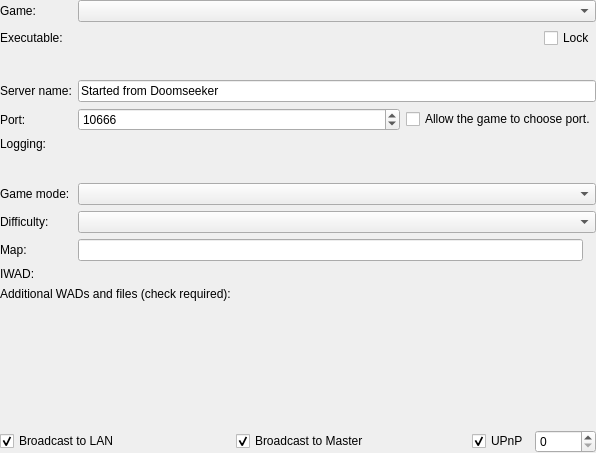
First picture: the form in src/core/gui/createserver/generalgamesetuppanel.ui, repository drfrag666/doomseeker-unofficial, before the edit.
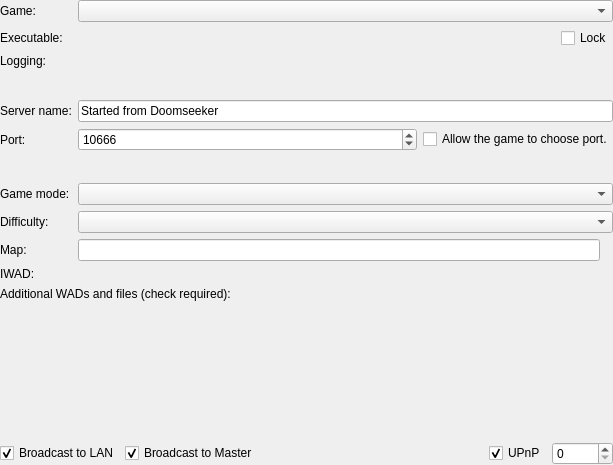
Second picture: the form after the edit. Icons and pictures are not drawn. Custom widgets are drawn as their Qt base class.

```diff
--- a/src/core/gui/createserver/generalgamesetuppanel.ui
+++ b/src/core/gui/createserver/generalgamesetuppanel.ui
@@ -6,8 +6,8 @@
    <rect>
     <x>0</x>
     <y>0</y>
-    <width>596</width>
-    <height>453</height>
+    <width>613</width>
+    <height>465</height>
    </rect>
   </property>
   <layout class="QVBoxLayout" name="verticalLayout">
@@ -54,6 +54,35 @@
            <horstretch>0</horstretch>
            <verstretch>0</verstretch>
           </sizepolicy>
+         </property>
+         <property name="focusPolicy">
+          <enum>Qt::WheelFocus</enum>
+         </property>
+        </widget>
+       </item>
+       <item>
+        <widget class="GameExecutablePicker" name="offlineExecutableInput" native="true">
+         <property name="sizePolicy">
+          <sizepolicy hsizetype="Expanding" vsizetype="Preferred">
+           <horstretch>0</horstretch>
+           <verstretch>0</verstretch>
+          </sizepolicy>
+         </property>
+         <property name="focusPolicy">
+          <enum>Qt::WheelFocus</enum>
+         </property>
+        </widget>
+       </item>
+       <item>
+        <widget class="GameExecutablePicker" name="remoteExecutableInput" native="true">
+         <property name="sizePolicy">
+          <sizepolicy hsizetype="Expanding" vsizetype="Preferred">
+           <horstretch>0</horstretch>
+           <verstretch>0</verstretch>
+          </sizepolicy>
+         </property>
+         <property name="focusPolicy">
+          <enum>Qt::WheelFocus</enum>
          </property>
         </widget>
        </item>
@@ -70,41 +99,64 @@
       </layout>
      </item>
      <item row="2" column="0">
-      <spacer name="horizontalSpacer">
-       <property name="orientation">
-        <enum>Qt::Horizontal</enum>
+      <widget class="QLabel" name="labelLogging">
+       <property name="text">
+        <string>Logging:</string>
        </property>
-       <property name="sizeHint" stdset="0">
-        <size>
-         <width>40</width>
-         <height>20</height>
-        </size>
-       </property>
-      </spacer>
+      </widget>
+     </item>
+     <item row="2" column="1">
+      <widget class="LogDirectoryPicker" name="logDirectoryPicker" native="true"/>
      </item>
      <item row="3" column="0">
-      <widget class="QLabel" name="label_4">
+      <spacer name="horizontalSpacer">
+       <property name="orientation">
+        <enum>Qt::Horizontal</enum>
+       </property>
+       <property name="sizeHint" stdset="0">
+        <size>
+         <width>40</width>
+         <height>20</height>
+        </size>
+       </property>
+      </spacer>
+     </item>
+     <item row="4" column="0">
+      <widget class="QLabel" name="labelServerName">
        <property name="text">
         <string>Server name:</string>
        </property>
       </widget>
      </item>
-     <item row="3" column="1">
-      <widget class="QLineEdit" name="leServername">
+     <item row="4" column="1">
+      <widget class="QLineEdit" name="leServerName">
        <property name="text">
         <string>Started from Doomseeker</string>
        </property>
       </widget>
      </item>
-     <item row="4" column="0">
-      <widget class="QLabel" name="label_8">
+     <item row="5" column="0">
+      <widget class="QLabel" name="labelPort">
        <property name="text">
         <string>Port:</string>
        </property>
       </widget>
      </item>
-     <item row="4" column="1">
+     <item row="5" column="1">
+      <widget class="QWidget" name="portArea" native="true">
       <layout class="QHBoxLayout" name="horizontalLayout_81">
+        <property name="leftMargin">
+         <number>0</number>
+        </property>
+        <property name="topMargin">
+         <number>0</number>
+        </property>
+        <property name="rightMargin">
+         <number>0</number>
+        </property>
+        <property name="bottomMargin">
+         <number>0</number>
+        </property>
        <item>
         <widget class="QSpinBox" name="spinPort">
          <property name="minimum">
@@ -132,27 +184,8 @@
         </widget>
        </item>
       </layout>
-     </item>
-     <item row="5" column="0">
-      <widget class="QLabel" name="labelLogging">
-       <property name="text">
-        <string>Logging:</string>
-       </property>
       </widget>
      </item>
-     <item row="6" column="0">
-      <spacer name="horizontalSpacer_2">
-       <property name="orientation">
-        <enum>Qt::Horizontal</enum>
-       </property>
-       <property name="sizeHint" stdset="0">
-        <size>
-         <width>40</width>
-         <height>20</height>
-        </size>
-       </property>
-      </spacer>
-     </item>
      <item row="7" column="0">
       <widget class="QLabel" name="label_2">
        <property name="text">
@@ -229,8 +262,27 @@
      <item row="10" column="1">
       <widget class="IwadPicker" name="iwadPicker" native="true"/>
      </item>
-     <item row="5" column="1">
-      <widget class="LogDirectoryPicker" name="logDirectoryPicker" native="true"/>
+     <item row="6" column="0">
+      <widget class="QWidget" name="hostModeSpacer" native="true">
+       <property name="sizePolicy">
+        <sizepolicy hsizetype="Fixed" vsizetype="Fixed">
+         <horstretch>0</horstretch>
+         <verstretch>0</verstretch>
+        </sizepolicy>
+       </property>
+       <property name="minimumSize">
+        <size>
+         <width>40</width>
+         <height>20</height>
+        </size>
+       </property>
+       <property name="maximumSize">
+        <size>
+         <width>40</width>
+         <height>20</height>
+        </size>
+       </property>
+      </widget>
      </item>
     </layout>
    </item>
@@ -252,7 +304,20 @@
     </widget>
    </item>
    <item>
-    <layout class="QHBoxLayout" name="horizontalLayout_3" stretch="1,1,0">
+    <widget class="QWidget" name="broadcastOptionsArea" native="true">
+     <layout class="QHBoxLayout" name="horizontalLayout_3" stretch="0,1,0">
+      <property name="leftMargin">
+       <number>0</number>
+      </property>
+      <property name="topMargin">
+       <number>0</number>
+      </property>
+      <property name="rightMargin">
+       <number>0</number>
+      </property>
+      <property name="bottomMargin">
+       <number>0</number>
+      </property>
      <item>
       <widget class="QCheckBox" name="cbBroadcastToLAN">
        <property name="text">
@@ -315,6 +380,7 @@
       </widget>
      </item>
     </layout>
+    </widget>
    </item>
   </layout>
  </widget>
```
Left out of the diff: 39 changed lines with no effect on the pictures. Lines whose indentation alone changed are shown as unchanged.
